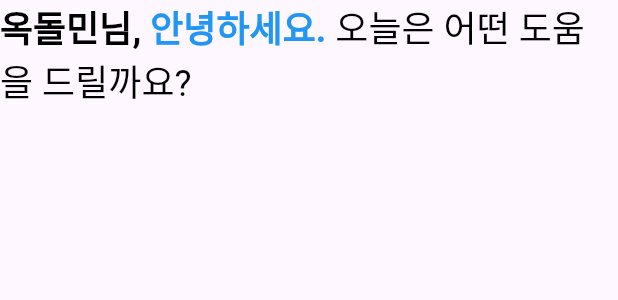
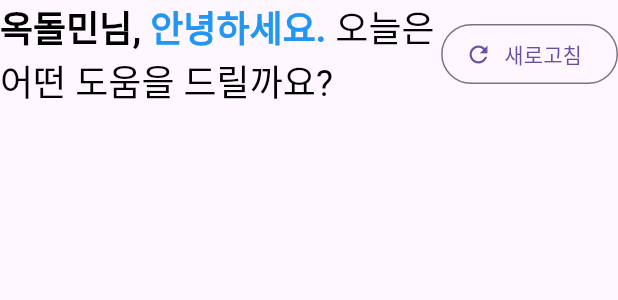
Before and after one commit to jimin0/Langchain-Sql-Chatbot-Web, a Flutter app: the MainChatHeader widget shown alone on an empty page, opened directly, on a phone screen of 412 x 824 dp. Shown: the top 300 px of the screen. Run offline on Flutter 3.47's test engine with Material 3 defaults, Android fonts, the light colour scheme and no system bars.

Commit message:
Feat: MainChatHeader에 아이콘과 텍스트가 포함된 Refresh 버튼 추가

```diff
--- a/lib/widgets/main_chat_header.dart
+++ b/lib/widgets/main_chat_header.dart
@@ -1,11 +1,14 @@
 import 'package:flutter/material.dart';
 
-// pages/chat_screen.dart 에 사용 - > headr 메시지
+// pages/chat_screen.dart 에 사용 - > header 메시지
 
 class MainChatHeader extends StatelessWidget {
   @override
   Widget build(BuildContext context) {
-    return RichText(
+    return Row(
+      children: [
+        Expanded(
+          child: RichText(
             text: TextSpan(
               children: [
                 TextSpan(
@@ -22,6 +25,21 @@ class MainChatHeader extends StatelessWidget {
                 ),
               ],
             ),
+          ),
+        ),
+        OutlinedButton.icon(
+          onPressed: () {
+            print("Refresh button clikced");
+          },
+          icon: Icon(Icons.refresh),
+          label: Text('새로고침'),
+          style: OutlinedButton.styleFrom(
+            shape: RoundedRectangleBorder(
+              borderRadius: BorderRadius.circular(20),
+            ),
+          ),
+        ),
+      ],
     );
   }
 }
```
Lines whose indentation alone changed are shown as unchanged.
